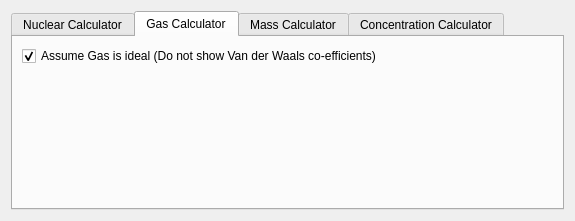
The window that src/calculator/settings_calc.ui (KDE/kalzium) describes before a commit, drawn with Qt 5.
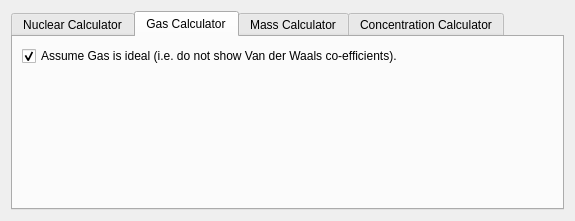
The same window after the commit. The open tabs and pages were chosen to show the change.

```diff
--- a/src/calculator/settings_calc.ui
+++ b/src/calculator/settings_calc.ui
@@ -60,7 +60,7 @@
          <item>
           <widget class="QCheckBox" name="kcfg_ideal">
            <property name="text">
-            <string>Assume Gas is ideal (Do not show Van der Waals co-efficients)</string>
+            <string>Assume Gas is ideal (i.e. do not show Van der Waals co-efficients).</string>
            </property>
            <property name="checked">
             <bool>true</bool>
```
